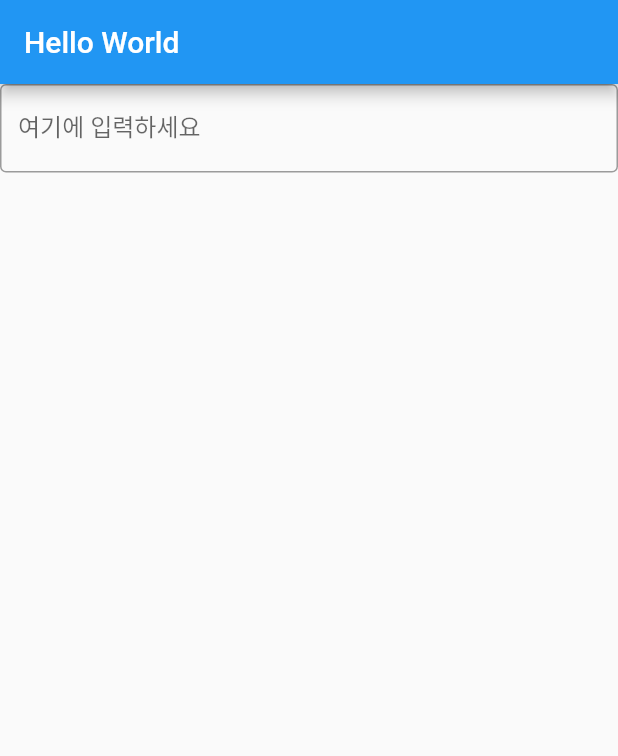
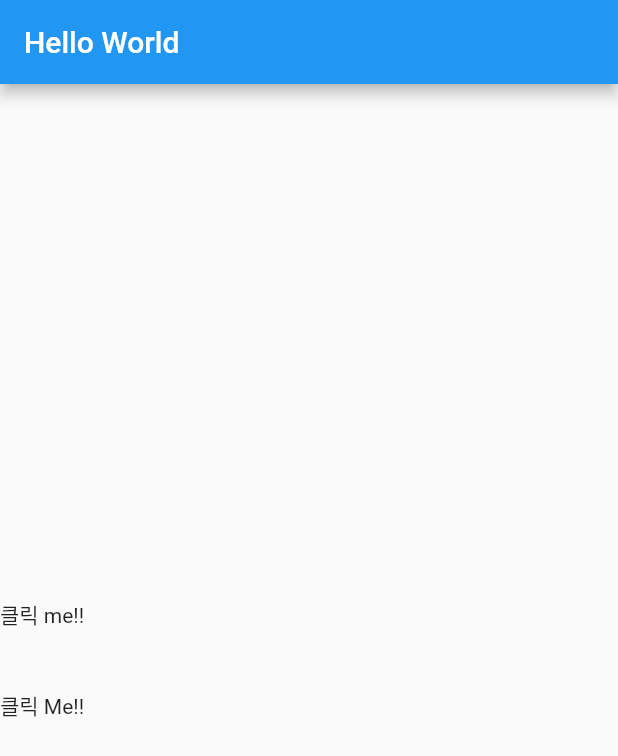
Before and after one commit to ksdhk/flutter, a Flutter app: the screen it shows after launch, on a phone screen of 412 x 824 dp. Shown: the top 756 px of the screen. Run offline on Flutter 3.47's test engine with Material 2 defaults, Android fonts, the phone set to English and light mode, and no system bars.

Commit message:
Update main.dart

```diff
--- a/flutter_app/lib/main.dart
+++ b/flutter_app/lib/main.dart
@@ -21,7 +21,7 @@ class MyApp extends StatelessWidget {
 
 class MyHomePage extends StatelessWidget{
   var _text = "Hello";
-
+  var _isChecked = false;
   @override
   Widget build(BuildContext context){
     return  Scaffold(
@@ -30,13 +30,29 @@ class MyHomePage extends StatelessWidget{
       ),
       body:
 
+      Column(
+        mainAxisAlignment: MainAxisAlignment.center,
+        children:<Widget>[
+          GestureDetector(
+            onTap:(){
+              print("GestureDetector 클릭!!");
+            },
+            child : Text('클릭 me!!'),
+          ),
+          SizedBox(
+            height: 40,
+          ),
+          InkWell(
+            onTap:(){
+              print('InkWell 클릭!!');
+            },
+            child:Text('클릭 Me!!'),
+          )
+        ]
+      ) ,
 
-        TextField(
-          decoration:InputDecoration(
-            border:OutlineInputBorder(),
-            labelText:'여기에 입력하세요'
-          ),
-        ),
+
+
 
     );
 
```
